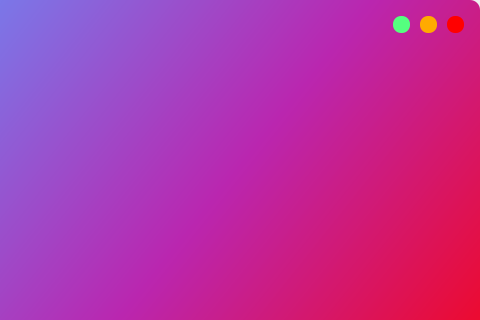
Qt form UI_Files/edit_form.ui (hoangm960/Astraea) before a commit; both pictures show x 300 to 780 and y 0 to 320 of the 780 by 546 pixel window.
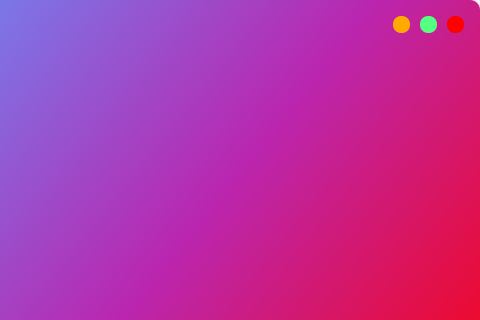
The same form after that commit.

```diff
--- a/UI_Files/edit_form.ui
+++ b/UI_Files/edit_form.ui
@@ -151,7 +151,7 @@
             </property>
             <layout class="QHBoxLayout" name="horizontalLayout_2">
              <item>
-              <widget class="QPushButton" name="btn_maximize">
+              <widget class="QPushButton" name="btn_minimize">
                <property name="minimumSize">
                 <size>
                  <width>15</width>
@@ -171,10 +171,10 @@
                 <string notr="true">QPushButton {
 	border: none;
 	border-radius: 8px;
-	background-color: rgb(85, 255, 127);
+	background-color: rgb(255, 170, 0);
 }
 QPushButton:hover {
-	background-color: rgba(85, 255, 127, 150);
+	background-color: rgba(255, 170, 0, 150);
 }</string>
                </property>
                <property name="text">
@@ -183,7 +183,7 @@
               </widget>
              </item>
              <item>
-              <widget class="QPushButton" name="btn_minimize">
+              <widget class="QPushButton" name="btn_maximize">
                <property name="minimumSize">
                 <size>
                  <width>15</width>
@@ -203,10 +203,10 @@
                 <string notr="true">QPushButton {
 	border: none;
 	border-radius: 8px;
-	background-color: rgb(255, 170, 0);
+	background-color: rgb(85, 255, 127);
 }
 QPushButton:hover {
-	background-color: rgba(255, 170, 0, 150);
+	background-color: rgba(85, 255, 127, 150);
 }</string>
                </property>
                <property name="text">
```
Left out of the diff: 4 changed lines with no effect on the pictures.
